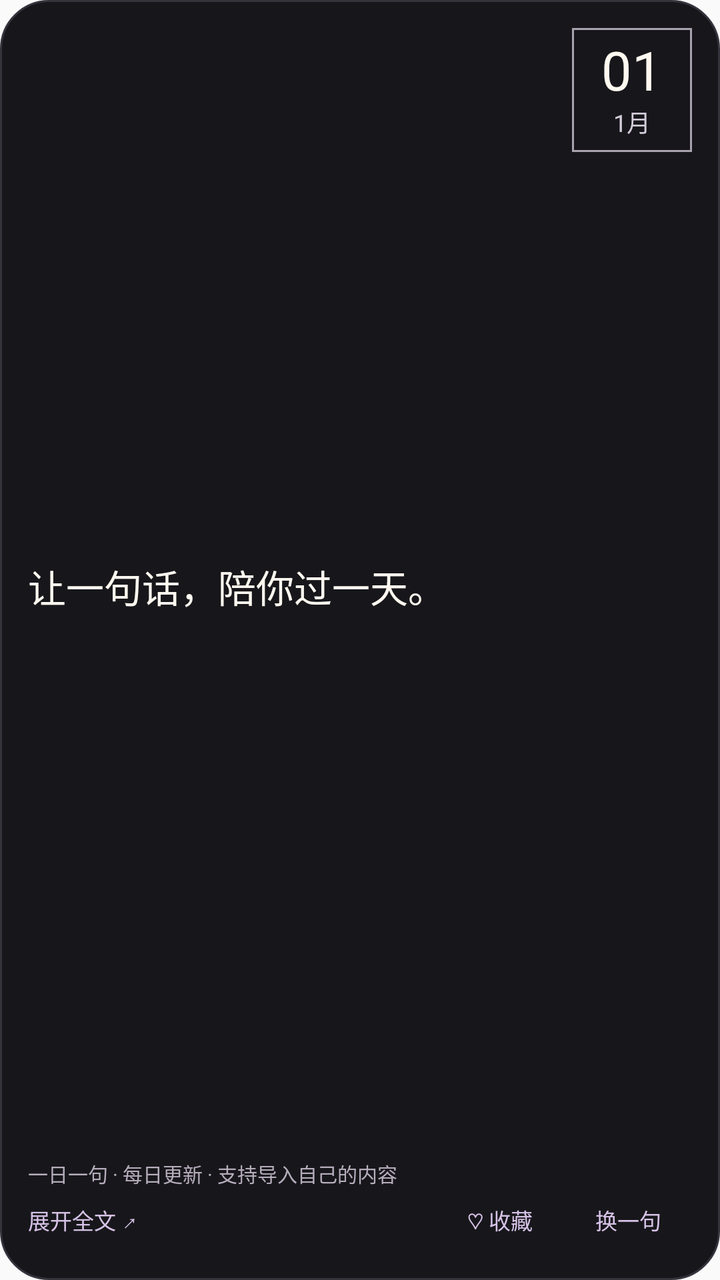
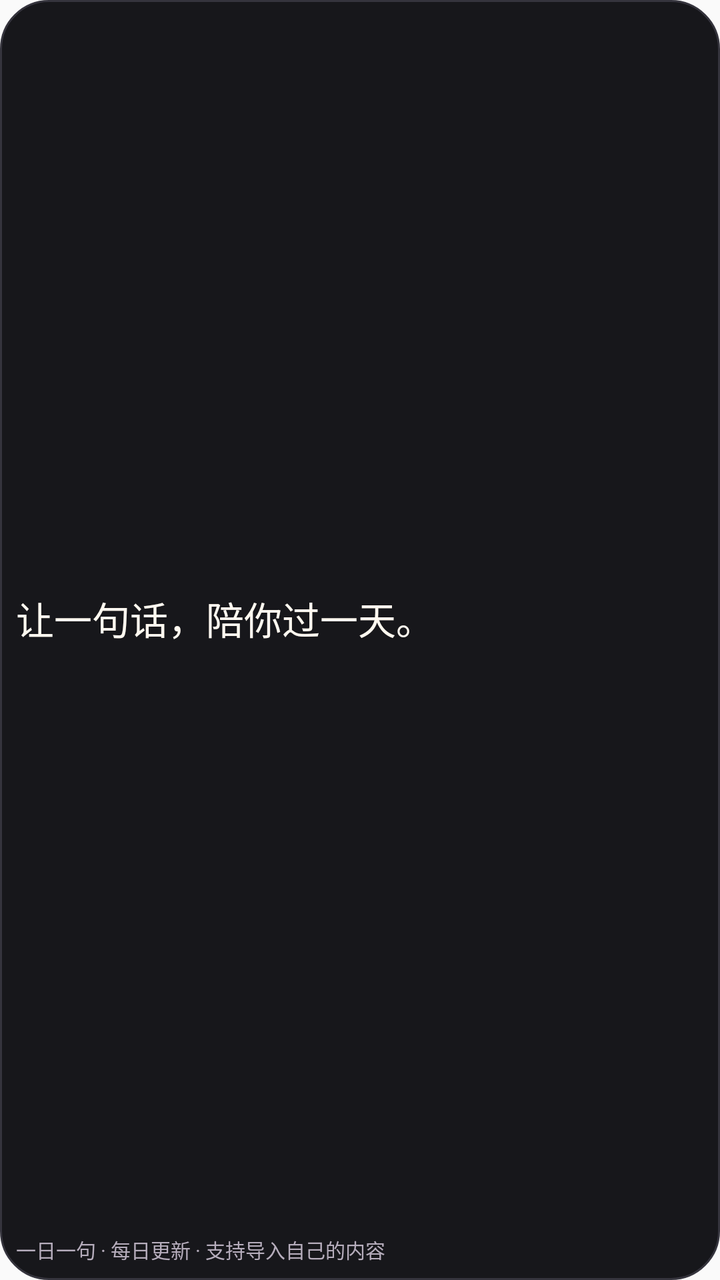

The first picture is an Android layout as it rendered before a commit; the second is the same layout after the commit. The layout source and the unified diff follow.
<!-- AndroidManifest.xml: application theme android:Theme.Material.Light.NoActionBar -->
<!-- res/layout/widget.xml -->
<LinearLayout xmlns:android="http://schemas.android.com/apk/res/android"
    android:id="@+id/card" android:layout_width="match_parent" android:layout_height="match_parent"
    android:orientation="vertical" android:padding="14dp" android:background="@drawable/card">
    <LinearLayout android:layout_width="match_parent" android:layout_height="0dp" android:layout_weight="1" android:orientation="horizontal">
        <TextView android:text="让一句话，陪你过一天。" android:id="@+id/quote" android:layout_width="0dp" android:layout_weight="1" android:layout_height="match_parent"
            android:layout_marginEnd="14dp" android:gravity="center_vertical" android:textSize="19sp" android:textColor="#FFF9F0"
            android:lineSpacingExtra="4dp" android:ellipsize="end" android:maxLines="6"/>
        <LinearLayout android:id="@+id/date_box" android:layout_width="60dp" android:layout_height="62dp"
            android:orientation="vertical" android:gravity="center" android:background="@drawable/date_frame">
            <TextView android:text="01" android:id="@+id/day_number" android:layout_width="wrap_content" android:layout_height="wrap_content"
                android:textSize="27sp" android:textColor="#FFF9F0" android:includeFontPadding="false"/>
            <TextView android:text="1月" android:id="@+id/month" android:layout_width="wrap_content" android:layout_height="wrap_content"
                android:textSize="12sp" android:textColor="#D5CDDB"/>
        </LinearLayout>
    </LinearLayout>
    <TextView android:text="一日一句 · 每日更新 · 支持导入自己的内容" android:id="@+id/source" android:layout_width="match_parent" android:layout_height="wrap_content"
        android:layout_marginTop="7dp" android:textSize="10sp" android:textColor="#B6ADBC" android:maxLines="1" android:ellipsize="end"/>
    <LinearLayout android:layout_width="match_parent" android:layout_height="32dp" android:orientation="horizontal">
        <TextView android:id="@+id/open" android:layout_width="0dp" android:layout_weight="1" android:layout_height="match_parent"
            android:gravity="center_vertical" android:text="展开全文 ↗" android:textSize="11sp" android:textColor="#D6C2E6"/>
        <TextView android:id="@+id/fav" android:layout_width="64dp" android:layout_height="match_parent"
            android:gravity="center" android:text="♡ 收藏" android:textSize="11sp" android:textColor="#D6C2E6"/>
        <TextView android:id="@+id/next" android:layout_width="64dp" android:layout_height="match_parent"
            android:gravity="center" android:text="换一句" android:textSize="11sp" android:textColor="#D6C2E6"/>
    </LinearLayout>
</LinearLayout>
<!-- resources referenced by this layout -->
<resources>
  <!-- drawable card (drawable) -->
  <shape xmlns:android="http://schemas.android.com/apk/res/android"><solid android:color="#17171B"/><corners android:radius="24dp"/><stroke android:width="1dp" android:color="#35343D"/></shape>
  <!-- drawable date_frame (drawable) -->
  <shape xmlns:android="http://schemas.android.com/apk/res/android"><solid android:color="#17171B"/><stroke android:width="1dp" android:color="#A9A3AF"/></shape>
</resources>

<!-- the commit's change to res/layout/widget.xml (unified diff, before → after) -->
@@ -1,11 +1,11 @@
 <LinearLayout xmlns:android="http://schemas.android.com/apk/res/android"
     android:id="@+id/card" android:layout_width="match_parent" android:layout_height="match_parent"
-    android:orientation="vertical" android:padding="14dp" android:background="@drawable/card">
+    android:orientation="vertical" android:padding="8dp" android:background="@drawable/card">
     <LinearLayout android:layout_width="match_parent" android:layout_height="0dp" android:layout_weight="1" android:orientation="horizontal">
         <TextView android:text="让一句话，陪你过一天。" android:id="@+id/quote" android:layout_width="0dp" android:layout_weight="1" android:layout_height="match_parent"
-            android:layout_marginEnd="14dp" android:gravity="center_vertical" android:textSize="19sp" android:textColor="#FFF9F0"
+            android:gravity="center_vertical" android:textSize="19sp" android:textColor="#FFF9F0"
             android:lineSpacingExtra="4dp" android:ellipsize="end" android:maxLines="6"/>
-        <LinearLayout android:id="@+id/date_box" android:layout_width="60dp" android:layout_height="62dp"
+        <LinearLayout android:visibility="gone" android:layout_marginStart="10dp" android:id="@+id/date_box" android:layout_width="60dp" android:layout_height="62dp"
             android:orientation="vertical" android:gravity="center" android:background="@drawable/date_frame">
             <TextView android:text="01" android:id="@+id/day_number" android:layout_width="wrap_content" android:layout_height="wrap_content"
                 android:textSize="27sp" android:textColor="#FFF9F0" android:includeFontPadding="false"/>
@@ -15,7 +15,7 @@
     </LinearLayout>
     <TextView android:text="一日一句 · 每日更新 · 支持导入自己的内容" android:id="@+id/source" android:layout_width="match_parent" android:layout_height="wrap_content"
         android:layout_marginTop="7dp" android:textSize="10sp" android:textColor="#B6ADBC" android:maxLines="1" android:ellipsize="end"/>
-    <LinearLayout android:layout_width="match_parent" android:layout_height="32dp" android:orientation="horizontal">
+    <LinearLayout android:visibility="gone" android:id="@+id/actions" android:layout_width="match_parent" android:layout_height="32dp" android:orientation="horizontal">
         <TextView android:id="@+id/open" android:layout_width="0dp" android:layout_weight="1" android:layout_height="match_parent"
             android:gravity="center_vertical" android:text="展开全文 ↗" android:textSize="11sp" android:textColor="#D6C2E6"/>
         <TextView android:id="@+id/fav" android:layout_width="64dp" android:layout_height="match_parent"
